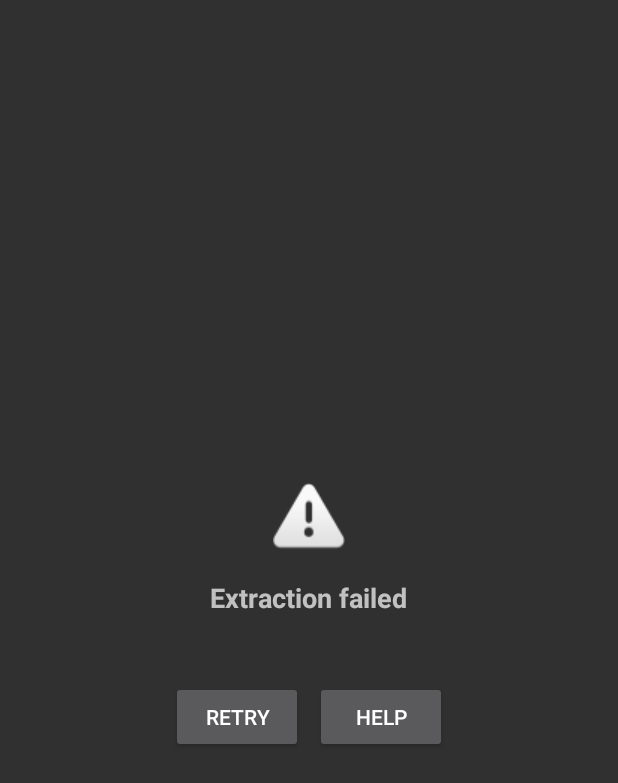
After one commit to Jbbrack03/Diablo2Portable, an Android app: the layout fragment_extraction_error.xml on its own in the app's theme, with its tools: preview values and no code run, on a phone screen of 412 x 824 dp. The commit adds this screen. Shown: the top 783 px of the screen. Run offline under Robolectric (Android 15) with nearby library versions, the phone set to English and light mode, and no system bars.

Commit message:
Add error handling for extraction failures - RED/GREEN cycle complete

```diff
--- /dev/null
+++ b/android/app/src/main/res/layout/fragment_extraction_error.xml
@@ -0,0 +1,62 @@
+<?xml version="1.0" encoding="utf-8"?>
+<LinearLayout xmlns:android="http://schemas.android.com/apk/res/android"
+    android:layout_width="match_parent"
+    android:layout_height="match_parent"
+    android:orientation="vertical"
+    android:padding="16dp"
+    android:gravity="center">
+
+    <ImageView
+        android:layout_width="48dp"
+        android:layout_height="48dp"
+        android:src="@android:drawable/ic_dialog_alert"
+        android:layout_marginBottom="16dp" />
+
+    <TextView
+        android:id="@+id/error_message"
+        android:layout_width="wrap_content"
+        android:layout_height="wrap_content"
+        android:text="Extraction failed"
+        android:textSize="18sp"
+        android:textStyle="bold"
+        android:gravity="center"
+        android:layout_marginBottom="16dp" />
+
+    <TextView
+        android:id="@+id/error_details"
+        android:layout_width="wrap_content"
+        android:layout_height="wrap_content"
+        android:text=""
+        android:textSize="14sp"
+        android:gravity="center"
+        android:layout_marginBottom="8dp" />
+
+    <LinearLayout
+        android:id="@+id/missing_files_list"
+        android:layout_width="match_parent"
+        android:layout_height="wrap_content"
+        android:orientation="vertical"
+        android:visibility="gone"
+        android:layout_marginBottom="16dp" />
+
+    <LinearLayout
+        android:layout_width="wrap_content"
+        android:layout_height="wrap_content"
+        android:orientation="horizontal">
+
+        <Button
+            android:id="@+id/retry_button"
+            android:layout_width="wrap_content"
+            android:layout_height="wrap_content"
+            android:text="Retry"
+            android:layout_marginEnd="8dp" />
+
+        <Button
+            android:id="@+id/help_button"
+            android:layout_width="wrap_content"
+            android:layout_height="wrap_content"
+            android:text="Help" />
+
+    </LinearLayout>
+
+</LinearLayout>
```
Also changed, not shown: android/app/src/main/java/com/diablo2portable/OnboardingActivity.java (+81 -2 lines), 1 other file.
